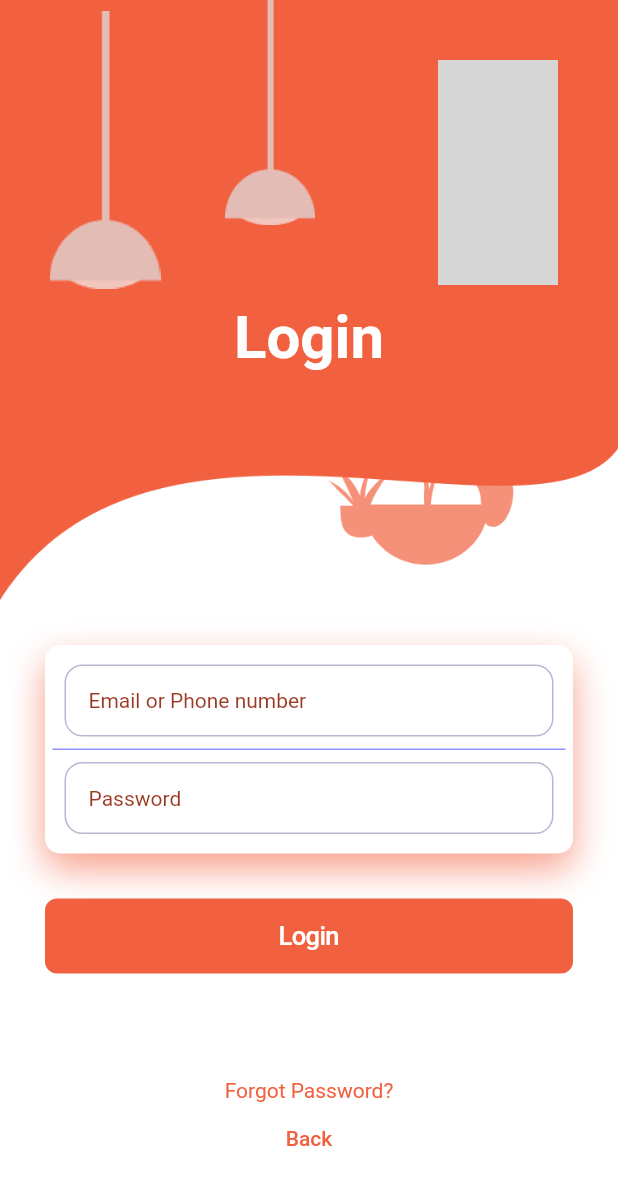
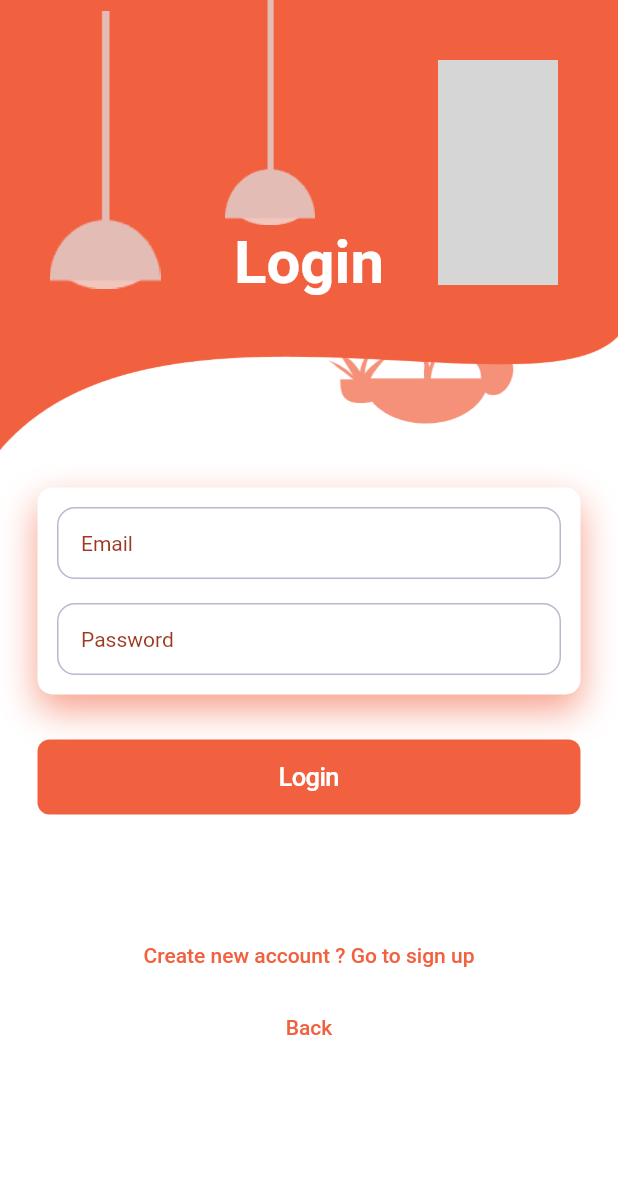
Before and after one commit to rabukhader/Emergency-Call, a Flutter app: the screen it shows after launch, after a tap on "Login", on a phone screen of 412 x 824 dp. Shown: the top 1185 px of the screen. Run offline on Flutter 3.47's test engine with Material 3 defaults, Android fonts, the light colour scheme and no system bars; our stand-ins replace animate_do, another_flushbar, dots_indicator, flutter_svg, geolocator, get and 3 more; Roboto replaces fonts that are missing (Poppins); grey boxes are pictures that could not be loaded.

Commit message:
login-signup-report design

```diff
--- a/lib/ui/home/home_page.dart
+++ b/lib/ui/home/home_page.dart
@@ -1,6 +1,7 @@
 import 'package:emergancy_call/ui/home/emergency_page/emergency_page.dart';
 import 'package:emergancy_call/ui/home/home_page_provider.dart';
 import 'package:emergancy_call/ui/home/profile_page/profile_page.dart';
+import 'package:emergancy_call/ui/home/reports_page/reports_page.dart';
 import 'package:emergancy_call/utils/colors.dart';
 import 'package:flutter/material.dart';
 import 'package:provider/provider.dart';
@@ -40,6 +41,7 @@ class _HomePageState extends State<HomePage> {
               },
               items: const [
                 BottomNavigationBarItem(label: "Home", icon: Icon(Icons.home)),
+                BottomNavigationBarItem(label: "Reports", icon: Icon(Icons.present_to_all)),
                 BottomNavigationBarItem(label: "Profile", icon: Icon(Icons.person)),
               ],
             ),
@@ -53,7 +55,9 @@ class _HomePageState extends State<HomePage> {
     switch(index){
       case 0:
         return const EmergencyPage();
-      case 1:
+        case 1:
+        return const ReportsPage();
+      case 2:
         return const ProfilePage();
     }
   }
--- a/lib/ui/log_in/log_in.dart
+++ /dev/null
@@ -1,177 +0,0 @@
-import 'package:emergancy_call/ui/home/home_page.dart';
-import 'package:emergancy_call/utils/buttons.dart';
-import 'package:emergancy_call/utils/colors.dart';
-import 'package:emergancy_call/utils/icons.dart';
-import 'package:flutter/material.dart';
-import 'package:animate_do/animate_do.dart';
-import 'package:flutter_svg/svg.dart';
-
-class LoginPage extends StatelessWidget {
-  const LoginPage({super.key});
-
-  @override
-  Widget build(BuildContext context) {
-    return Scaffold(
-        backgroundColor: Colors.white,
-        body: SingleChildScrollView(
-          child: Column(
-            children: <Widget>[
-              Container(
-                height: 400,
-                decoration: const BoxDecoration(
-                    image: DecorationImage(
-                        colorFilter:
-                            ColorFilter.mode(kPrimaryColor, BlendMode.srcIn),
-                        image: AssetImage('assets/images/background.png'),
-                        fit: BoxFit.fill)),
-                child: Stack(
-                  children: <Widget>[
-                    Positioned(
-                      left: 30,
-                      width: 80,
-                      height: 200,
-                      child: FadeInUp(
-                          duration: const Duration(seconds: 1),
-                          child: Container(
-                            decoration: const BoxDecoration(
-                                image: DecorationImage(
-                                    image: AssetImage(
-                                        'assets/images/light-2.png'))),
-                          )),
-                    ),
-                    Positioned(
-                      left: 140,
-                      width: 80,
-                      height: 150,
-                      child: FadeInUp(
-                          duration: const Duration(milliseconds: 1200),
-                          child: Container(
-                            decoration: const BoxDecoration(
-                                image: DecorationImage(
-                                    image: AssetImage(
-                                        'assets/images/light-2.png'))),
-                          )),
-                    ),
-                    Positioned(
-                      right: 40,
-                      top: 40,
-                      width: 80,
-                      height: 150,
-                      child: FadeInUp(
-                          duration: const Duration(milliseconds: 1300),
-                          child: SvgPicture.asset(kClock)),
-                    ),
-                    Positioned(
-                      child: FadeInUp(
-                          duration: const Duration(milliseconds: 1600),
-                          child: Container(
-                            margin: const EdgeInsets.only(top: 50),
-                            child: const Center(
-                              child: Text(
-                                "Login",
-                                style: TextStyle(
-                                    color: Colors.white,
-                                    fontSize: 40,
-                                    fontWeight: FontWeight.bold),
-                              ),
-                            ),
-                          )),
-                    )
-                  ],
-                ),
-              ),
-              Padding(
-                padding: const EdgeInsets.all(30.0),
-                child: Column(
-                  children: <Widget>[
-                    FadeInUp(
-                        duration: const Duration(milliseconds: 1800),
-                        child: Container(
-                          padding: const EdgeInsets.all(5),
-                          decoration: BoxDecoration(
-                              color: Colors.white,
-                              borderRadius: BorderRadius.circular(10),
-                              boxShadow: [
-                                BoxShadow(
-                                    color: kPrimaryColor.withOpacity(0.6),
-                                    blurRadius: 20.0,
-                                    offset: const Offset(0, 10))
-                              ]),
-                          child: Column(
-                            children: <Widget>[
-                              Container(
-                                padding: const EdgeInsets.all(8.0),
-                                decoration: const BoxDecoration(
-                                    border: Border(
-                                        bottom: BorderSide(
-                                            color: Color.fromRGBO(
-                                                143, 148, 251, 1)))),
-                                child: const TextField(
-                                  decoration: InputDecoration(
-                                      border: InputBorder.none,
-                                      hintText: "Email or Phone number",
-                                      hintStyle: TextStyle(
-                                          color: kPrimaryDarkerColor)),
-                                ),
-                              ),
-                              Container(
-                                padding: const EdgeInsets.all(8.0),
-                                child: const TextField(
-                                  obscureText: true,
-                                  decoration: InputDecoration(
-                                      border: InputBorder.none,
-                                      hintText: "Password",
-                                      hintStyle: TextStyle(
-                                          color: kPrimaryDarkerColor)),
-                                ),
-                              )
-                            ],
-                          ),
-                        )),
-                    const SizedBox(
-                      height: 30,
-                    ),
-                    FadeInUp(
-                        duration: const Duration(milliseconds: 1900),
-                        child: Row(
-                          children: [
-                            Expanded(
-                                child: QPrimaryButton(
-                              label: "Login",
-                              onPressed: () {
-                                _login(context);
-                              },
-                            )),
-                          ],
-                        )),
-                    const SizedBox(
-                      height: 70,
-                    ),
-                    FadeInUp(
-                        duration: const Duration(milliseconds: 2000),
-                        child: const Text(
-                          "Forgot Password?",
-                          style: TextStyle(color: kPrimaryColor),
-                        )),
-                        FadeInUp(
-                        duration: const Duration(milliseconds: 2100),
-                        child: TextButton(
-                          onPressed: () => Navigator.pop(context),
-                          child: const Text(
-                            "Back",
-                            style: TextStyle(color: kPrimaryColor),
-                          ),
-                        )),
-                  ],
-                ),
-              )
-            ],
-          ),
-        ));
-  }
-
-  _login(BuildContext context) {
-    Navigator.push(
-        context, MaterialPageRoute(builder: (context) => const HomePage()));
-  }
-}
--- /dev/null
+++ b/lib/ui/login-signup/login_signup.dart
@@ -0,0 +1,279 @@
+// ignore_for_file: use_build_context_synchronously
+
+import 'package:emergancy_call/ui/home/home_page.dart';
+import 'package:emergancy_call/ui/login-signup/login_signup_provider.dart';
+import 'package:emergancy_call/utils/buttons.dart';
+import 'package:emergancy_call/utils/colors.dart';
+import 'package:emergancy_call/utils/icons.dart';
+import 'package:emergancy_call/utils/toaster.dart';
+import 'package:flutter/material.dart';
+import 'package:animate_do/animate_do.dart';
+import 'package:flutter_svg/svg.dart';
+import 'package:provider/provider.dart';
+
+class LoginSignUpPage extends StatefulWidget {
+  final bool isLogIn;
+  const LoginSignUpPage({super.key, required this.isLogIn});
+
+  @override
+  State<LoginSignUpPage> createState() => _LoginSignUpPageState();
+}
+
+class _LoginSignUpPageState extends State<LoginSignUpPage> {
+  bool isLogIn = false;
+
+  @override
+  void initState() {
+    isLogIn = widget.isLogIn;
+    super.initState();
+  }
+
+  @override
+  Widget build(BuildContext context) {
+    return ChangeNotifierProvider(
+        create: (context) => AuthProvider(),
+        builder: (context, snapshot) {
+          AuthProvider authProvider = context.watch();
+          return Scaffold(
+              backgroundColor: Colors.white,
+              body: SingleChildScrollView(
+                child: Column(
+                  children: <Widget>[
+                    Container(
+                      height: 300,
+                      decoration: const BoxDecoration(
+                          image: DecorationImage(
+                              colorFilter: ColorFilter.mode(
+                                  kPrimaryColor, BlendMode.srcIn),
+                              image: AssetImage('assets/images/background.png'),
+                              fit: BoxFit.fill)),
+                      child: Stack(
+                        children: <Widget>[
+                          Positioned(
+                            left: 30,
+                            width: 80,
+                            height: 200,
+                            child: FadeInUp(
+                                duration: const Duration(seconds: 1),
+                                child: Container(
+                                  decoration: const BoxDecoration(
+                                      image: DecorationImage(
+                                          image: AssetImage(
+                                              'assets/images/light-2.png'))),
+                                )),
+                          ),
+                          Positioned(
+                            left: 140,
+                            width: 80,
+                            height: 150,
+                            child: FadeInUp(
+                                duration: const Duration(milliseconds: 1200),
+                                child: Container(
+                                  decoration: const BoxDecoration(
+                                      image: DecorationImage(
+                                          image: AssetImage(
+                                              'assets/images/light-2.png'))),
+                                )),
+                          ),
+                          Positioned(
+                            right: 40,
+                            top: 40,
+                            width: 80,
+                            height: 150,
+                            child: FadeInUp(
+                                duration: const Duration(milliseconds: 1300),
+                                child: SvgPicture.asset(kClock)),
+                          ),
+                          Positioned(
+                            child: FadeInUp(
+                                duration: const Duration(milliseconds: 1600),
+                                child: Container(
+                                  margin: const EdgeInsets.only(top: 50),
+                                  child: Center(
+                                    child: Text(
+                                      isLogIn ? "Login" : "Sign Up",
+                                      style: const TextStyle(
+                                          color: Colors.white,
+                                          fontSize: 40,
+                                          fontWeight: FontWeight.bold),
+                                    ),
+                                  ),
+                                )),
+                          )
+                        ],
+                      ),
+                    ),
+                    Padding(
+                      padding: const EdgeInsets.all(25.0),
+                      child: Column(
+                        children: <Widget>[
+                          FadeInUp(
+                              duration: const Duration(milliseconds: 1800),
+                              child: Container(
+                                  padding: const EdgeInsets.all(5),
+                                  decoration: BoxDecoration(
+                                      color: Colors.white,
+                                      borderRadius: BorderRadius.circular(10),
+                                      boxShadow: [
+                                        BoxShadow(
+                                            color:
+                                                kPrimaryColor.withOpacity(0.6),
+                                            blurRadius: 20.0,
+                                            offset: const Offset(0, 10))
+                                      ]),
+                                  child:
+                                      isLogIn ? _loginForm() : _signUpForm())),
+                          const SizedBox(
+                            height: 30,
+                          ),
+                          FadeInUp(
+                              duration: const Duration(milliseconds: 1900),
+                              child: Row(
+                                children: [
+                                  Expanded(
+                                      child: QPrimaryButton(
+                                    isLoading: authProvider.isLoggingIn,
+                                    label: isLogIn ? "Login" : "Sign Up",
+                                    onPressed: isLogIn
+                                        ? () async {
+                                            bool result =
+                                                await authProvider.login();
+                                            if (result) {
+                                              Navigator.pushAndRemoveUntil(
+                                                  context,
+                                                  MaterialPageRoute(
+                                                      builder: (context) =>
+                                                          const HomePage()),
+                                                  (route) => false);
+                                            } else {
+                                              ErrorUtils.showGeneralError(
+                                                  context,
+                                                  "Invalid Credintials");
+                                            }
+                                          }
+                                        : () async {
+                                            bool result =
+                                                await authProvider.signUp();
+                                            if (result) {
+                                              Navigator.pushAndRemoveUntil(
+                                                  context,
+                                                  MaterialPageRoute(
+                                                      builder: (context) =>
+                                                          const HomePage()),
+                                                  (route) => false);
+                                            } else {
+                                              ErrorUtils.showGeneralError(
+                                                  context,
+                                                  "Invalid Credintials");
+                                            }
+                                          },
+                                  )),
+                                ],
+                              )),
+                          const SizedBox(
+                            height: 70,
+                          ),
+                          FadeInUp(
+                              duration: const Duration(milliseconds: 2000),
+                              child: TextButton(
+                                onPressed: () {
+                                  setState(() {
+                                    isLogIn = !isLogIn;
+                                  });
+                                },
+                                child: Text(
+                                  isLogIn
+                                      ? "Create new account ? Go to sign up"
+                                      : "Already have account ? Go to log In",
+                                  style: const TextStyle(color: kPrimaryColor),
+                                ),
+                              )),
+                          FadeInUp(
+                              duration: const Duration(milliseconds: 2100),
+                              child: TextButton(
+                                onPressed: () => Navigator.pop(context),
+                                child: const Text(
+                                  "Back",
+                                  style: TextStyle(color: kPrimaryColor),
+                                ),
+                              )),
+                        ],
+                      ),
+                    )
+                  ],
+                ),
+              ));
+        });
+  }
+
+  _loginForm() {
+    return Column(
+      children: <Widget>[
+        Container(
+          padding: const EdgeInsets.all(8.0),
+          child: const TextField(
+            decoration: InputDecoration(
+                border: InputBorder.none,
+                hintText: "Email",
+                hintStyle: TextStyle(color: kPrimaryDarkerColor)),
+          ),
+        ),
+        Container(
+          padding: const EdgeInsets.all(8.0),
+          child: const TextField(
+            obscureText: true,
+            decoration: InputDecoration(
+                border: InputBorder.none,
+                hintText: "Password",
+                hintStyle: TextStyle(color: kPrimaryDarkerColor)),
+          ),
+        )
+      ],
+    );
+  }
+
+  _signUpForm() {
+    return Column(
+      children: [
+        Container(
+          padding: const EdgeInsets.all(8.0),
+          child: const TextField(
+            decoration: InputDecoration(
+                border: InputBorder.none,
+                hintText: "Email",
+                hintStyle: TextStyle(color: kPrimaryDarkerColor)),
+          ),
+        ),
+        Container(
+          padding: const EdgeInsets.all(8.0),
+          child: const TextField(
+            decoration: InputDecoration(
+                border: InputBorder.none,
+                hintText: "Phone number",
+                hintStyle: TextStyle(color: kPrimaryDarkerColor)),
+          ),
+        ),
+        Container(
+          padding: const EdgeInsets.all(8.0),
+          child: const TextField(
+            obscureText: true,
+            decoration: InputDecoration(
+                border: InputBorder.none,
+                hintText: "Password",
+                hintStyle: TextStyle(color: kPrimaryDarkerColor)),
+          ),
+        ),
+        Container(
+          padding: const EdgeInsets.all(8.0),
+          child: const TextField(
+            obscureText: true,
+            decoration: InputDecoration(
+                border: InputBorder.none,
+                hintText: "Confirm Password",
+                hintStyle: TextStyle(color: kPrimaryDarkerColor)),
+          ),
+        )
+      ],
+    );
+  }
+}
--- a/lib/ui/on_boarding_page/onboarding_page.dart
+++ b/lib/ui/on_boarding_page/onboarding_page.dart
@@ -1,6 +1,6 @@
 import 'package:dots_indicator/dots_indicator.dart';
 import 'package:emergancy_call/ui/home/home_page.dart';
-import 'package:emergancy_call/ui/log_in/log_in.dart';
+import 'package:emergancy_call/ui/login-signup/login_signup.dart';
 import 'package:emergancy_call/ui/on_boarding_page/onboarding_view.dart';
 import 'package:emergancy_call/utils/buttons.dart';
 import 'package:emergancy_call/utils/colors.dart';
@@ -141,6 +141,6 @@ class _OnBoardingPageState extends State<OnBoardingPage> {
   }
 
   _goToLogin() {
-    Navigator.push(context, MaterialPageRoute(builder: (context) => const LoginPage()));
+    Navigator.push(context, MaterialPageRoute(builder: (context) => const LoginSignUpPage(isLogIn: true,)));
   }
 }
--- a/pubspec.yaml
+++ b/pubspec.yaml
@@ -23,6 +23,7 @@ dependencies:
   animate_do: ^3.3.4
   permission_handler: ^11.3.1
   geolocator: ^11.0.0
+  intl: ^0.19.0
 
 dev_dependencies:
   flutter_test:
```
Also changed, not shown: lib/ui/home/reports_page/reports_page.dart (added, +46 -0 lines), lib/ui/home/reports_page/screens/add_new_report/add_new_report.dart (added, +61 -0 lines), lib/ui/home/reports_page/screens/prev_reports/prev_reports.dart (added, +51 -0 lines), lib/ui/login-signup/login_signup_provider.dart (added, +35 -0 lines), lib/utils/date_picker.dart (added, +30 -0 lines), lib/ui/log_in/form.dart (deleted), lib/ui/sign_up/sign_up.dart (deleted), pubspec.lock.
